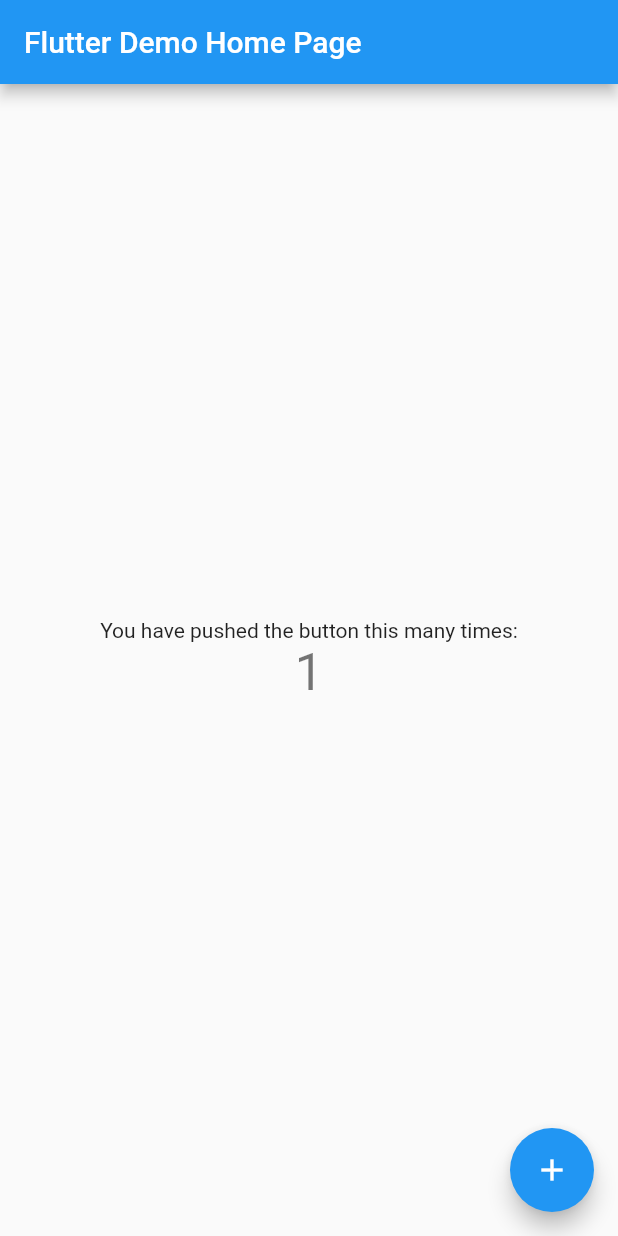
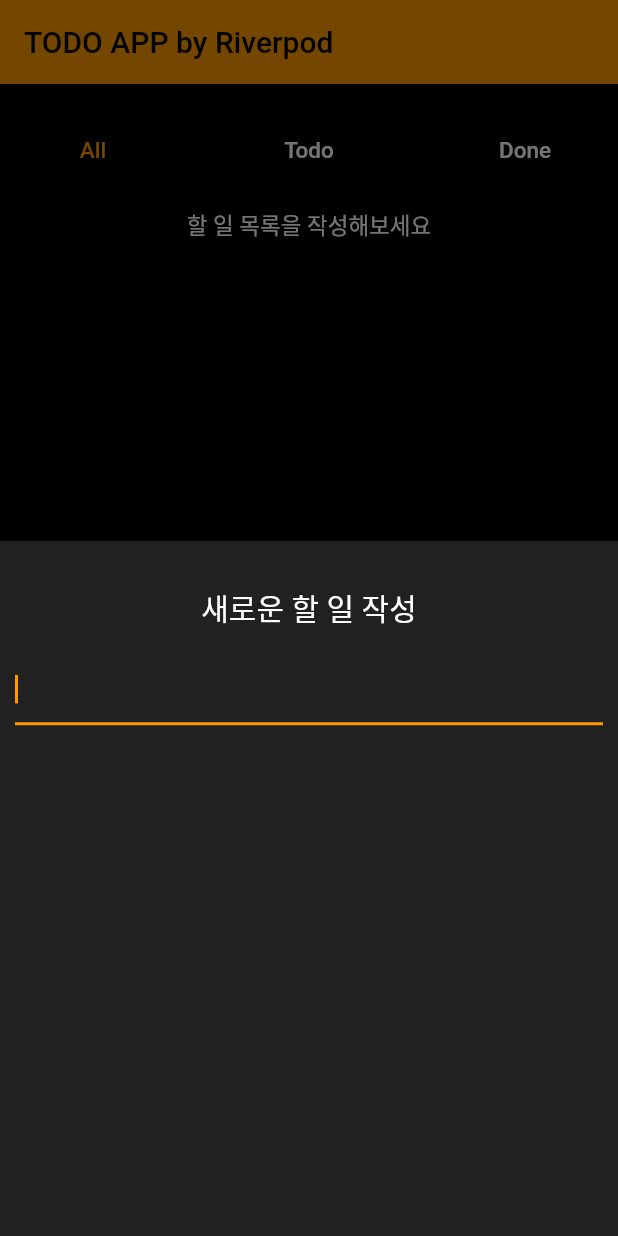
Before and after one commit to pendant-k/flutter_riverpod_todo_app, a Flutter app: the screen it shows after launch, after a tap on the "add" icon, on a phone screen of 412 x 824 dp. Run offline on Flutter 3.47's test engine with Material 2 defaults, Android fonts, the phone set to English and light mode, and no system bars; our stand-ins replace flutter_riverpod.

Commit message:
Version 1.0.0 commit

```diff
--- a/lib/main.dart
+++ b/lib/main.dart
@@ -1,7 +1,17 @@
+import 'dart:math';
+
 import 'package:flutter/material.dart';
+import 'package:flutter_riverpod/flutter_riverpod.dart';
+import 'package:riverpod_study/providers/todo_filter.dart';
+
+import 'providers/todos_notifier.dart';
 
 void main() {
-  runApp(const MyApp());
+  runApp(
+    const ProviderScope(
+      child: MyApp(),
+    ),
+  );
 }
 
 class MyApp extends StatelessWidget {
@@ -13,103 +23,185 @@ class MyApp extends StatelessWidget {
     return MaterialApp(
         title: 'Flutter Demo',
         theme: ThemeData(
-        // This is the theme of your application.
-        //
-        // Try running your application with "flutter run". You'll see the
-        // application has a blue toolbar. Then, without quitting the app, try
-        // changing the primarySwatch below to Colors.green and then invoke
-        // "hot reload" (press "r" in the console where you ran "flutter run",
-        // or simply save your changes to "hot reload" in a Flutter IDE).
-        // Notice that the counter didn't reset back to zero; the application
-        // is not restarted.
-        primarySwatch: Colors.blue,
+          primarySwatch: Colors.orange,
         ),
-      home: const MyHomePage(title: 'Flutter Demo Home Page'),
-    );
+        home: const MyWidget());
   }
 }
 
-class MyHomePage extends StatefulWidget {
-  const MyHomePage({super.key, required this.title});
-
-  // This widget is the home page of your application. It is stateful, meaning
-  // that it has a State object (defined below) that contains fields that affect
-  // how it looks.
-
-  // This class is the configuration for the state. It holds the values (in this
-  // case the title) provided by the parent (in this case the App widget) and
-  // used by the build method of the State. Fields in a Widget subclass are
-  // always marked "final".
-
-  final String title;
+class MyWidget extends ConsumerWidget {
+  const MyWidget({super.key});
 
   @override
-  State<MyHomePage> createState() => _MyHomePageState();
+  Widget build(BuildContext context, WidgetRef ref) {
+    final filter = ref.watch(todoFilterProvider);
+    final todos = ref.watch(todosProvider);
+    final filteredTodoProvider = Provider<List<Todo>>((ref) {
+      switch (filter) {
+        case TodoFilter.all:
+          return todos;
+        case TodoFilter.todo:
+          return todos.where((e) => !e.done).toList();
+        case TodoFilter.done:
+          return todos.where((e) => e.done).toList();
       }
+    });
 
-class _MyHomePageState extends State<MyHomePage> {
-  int _counter = 0;
+    final filteredTodos = ref.watch(filteredTodoProvider);
 
-  void _incrementCounter() {
-    setState(() {
-      // This call to setState tells the Flutter framework that something has
-      // changed in this State, which causes it to rerun the build method below
-      // so that the display can reflect the updated values. If we changed
-      // _counter without calling setState(), then the build method would not be
-      // called again, and so nothing would appear to happen.
-      _counter++;
-    });
-  }
-
-  @override
-  Widget build(BuildContext context) {
-    // This method is rerun every time setState is called, for instance as done
-    // by the _incrementCounter method above.
-    //
-    // The Flutter framework has been optimized to make rerunning build methods
-    // fast, so that you can just rebuild anything that needs updating rather
-    // than having to individually change instances of widgets.
     return Scaffold(
       appBar: AppBar(
-        // Here we take the value from the MyHomePage object that was created by
-        // the App.build method, and use it to set our appbar title.
-        title: Text(widget.title),
+        backgroundColor: Colors.orange,
+        title: const Text(
+          'TODO APP by Riverpod',
+          style: TextStyle(
+            color: Colors.black,
           ),
-      body: Center(
-        // Center is a layout widget. It takes a single child and positions it
-        // in the middle of the parent.
+        ),
+      ),
+      floatingActionButton: FloatingActionButton(
+        child: const Icon(
+          Icons.add,
+          size: 20,
+        ),
+        onPressed: () {
+          showModalBottomSheet(
+            backgroundColor: Colors.grey[900],
+            context: context,
+            builder: (context) => Padding(
+              padding: EdgeInsets.all(10.0),
               child: Column(
-          // Column is also a layout widget. It takes a list of children and
-          // arranges them vertically. By default, it sizes itself to fit its
-          // children horizontally, and tries to be as tall as its parent.
-          //
-          // Invoke "debug painting" (press "p" in the console, choose the
-          // "Toggle Debug Paint" action from the Flutter Inspector in Android
-          // Studio, or the "Toggle Debug Paint" command in Visual Studio Code)
-          // to see the wireframe for each widget.
-          //
-          // Column has various properties to control how it sizes itself and
-          // how it positions its children. Here we use mainAxisAlignment to
-          // center the children vertically; the main axis here is the vertical
-          // axis because Columns are vertical (the cross axis would be
-          // horizontal).
-          mainAxisAlignment: MainAxisAlignment.center,
-          children: <Widget>[
+                children: [
+                  const SizedBox(
+                    height: 20,
+                  ),
                   const Text(
-              'You have pushed the button this many times:',
+                    '새로운 할 일 작성',
+                    style: TextStyle(
+                      fontSize: 20,
+                      fontWeight: FontWeight.w500,
+                      color: Colors.white,
                     ),
-            Text(
-              '$_counter',
-              style: Theme.of(context).textTheme.headline4,
+                  ),
+                  const SizedBox(
+                    height: 15,
+                  ),
+                  TextField(
+                    autofocus: true,
+                    decoration: const InputDecoration(),
+                    onSubmitted: (value) {
+                      ref.read(todosProvider.notifier).addTodo(
+                            Todo(
+                                id: Random().nextInt(100).toString(),
+                                desc: value,
+                                done: false),
+                          );
+                    },
                   ),
                 ],
               ),
             ),
-      floatingActionButton: FloatingActionButton(
-        onPressed: _incrementCounter,
-        tooltip: 'Increment',
-        child: const Icon(Icons.add),
-      ), // This trailing comma makes auto-formatting nicer for build methods.
+          );
+        },
+      ),
+      body: Container(
+          color: Colors.black,
+          width: double.infinity,
+          child: Column(
+            children: [
+              const SizedBox(
+                height: 20,
+              ),
+              Padding(
+                padding: const EdgeInsets.symmetric(horizontal: 30.0),
+                child: Row(
+                  mainAxisAlignment: MainAxisAlignment.spaceBetween,
+                  children: [
+                    TextButton(
+                      onPressed: () {
+                        ref.read(todoFilterProvider.notifier).clearFilter();
+                      },
+                      child: Text(
+                        'All',
+                        style: TextStyle(
+                          fontSize: 15,
+                          color: ref.watch(todoFilterProvider) == TodoFilter.all
+                              ? Colors.orange
+                              : Colors.white,
+                        ),
+                      ),
+                    ),
+                    TextButton(
+                      onPressed: () {
+                        ref.read(todoFilterProvider.notifier).showTodo();
+                      },
+                      child: Text(
+                        'Todo',
+                        style: TextStyle(
+                          fontSize: 15,
+                          color:
+                              ref.watch(todoFilterProvider) == TodoFilter.todo
+                                  ? Colors.orange
+                                  : Colors.white,
+                        ),
+                      ),
+                    ),
+                    TextButton(
+                      onPressed: () {
+                        ref.read(todoFilterProvider.notifier).showDone();
+                      },
+                      child: Text(
+                        'Done',
+                        style: TextStyle(
+                          fontSize: 15,
+                          color:
+                              ref.watch(todoFilterProvider) == TodoFilter.done
+                                  ? Colors.orange
+                                  : Colors.white,
+                        ),
+                      ),
+                    ),
+                  ],
+                ),
+              ),
+              if (filteredTodos.isNotEmpty)
+                Expanded(
+                  child: ListView.builder(
+                    itemCount: filteredTodos.length,
+                    itemBuilder: (context, idx) {
+                      return Container(
+                        color: Colors.grey[900],
+                        child: CheckboxListTile(
+                            title: Text(
+                              filteredTodos[idx].desc,
+                              style: const TextStyle(
+                                fontSize: 15,
+                                color: Colors.white,
+                              ),
+                            ),
+                            value: filteredTodos[idx].done,
+                            onChanged: (_) {
+                              ref
+                                  .read(todosProvider.notifier)
+                                  .toggle(filteredTodos[idx].id);
+                            }),
+                      );
+                    },
+                  ),
+                ),
+              if (todos.isEmpty)
+                const Padding(
+                  padding: EdgeInsets.only(top: 15.0),
+                  child: Text(
+                    '할 일 목록을 작성해보세요',
+                    style: TextStyle(
+                      fontSize: 15,
+                      color: Colors.white,
+                    ),
+                  ),
+                )
+            ],
+          )),
     );
   }
 }
--- /dev/null
+++ b/lib/providers/todo_filter.dart
@@ -0,0 +1,38 @@
+import 'package:flutter_riverpod/flutter_riverpod.dart';
+
+// State for current focused Filter
+
+// define TodoFilter enum type
+enum TodoFilter {
+  all,
+  todo,
+  done,
+}
+
+// state 값을 저장하고, 수정하기위해 StateNotifierProvider를 활용한다.
+// TodoFilter 값을 저장하는 StateNotifier
+class TodoFilterNotifier extends StateNotifier<TodoFilter> {
+  // set init value
+  TodoFilterNotifier() : super(TodoFilter.all);
+
+  // state 값을 수정하기위한 methods (notifier)
+
+  clearFilter() {
+    state = TodoFilter.all;
+  }
+
+  showTodo() {
+    state = TodoFilter.todo;
+  }
+
+  showDone() {
+    state = TodoFilter.done;
+  }
+}
+
+// 위에서 작성한 코드를 베이스로 Provider object를 생성한다.
+// 현재 포커싱된 필터가 무엇인지에 대한 state를 가진 Provider이다.
+final todoFilterProvider =
+    StateNotifierProvider<TodoFilterNotifier, TodoFilter>(
+  (ref) => TodoFilterNotifier(),
+);
--- /dev/null
+++ b/lib/providers/todos_notifier.dart
@@ -0,0 +1,62 @@
+import 'package:flutter/material.dart';
+import 'package:flutter_riverpod/flutter_riverpod.dart';
+
+// immutable 속성의 todo data class 생성
+@immutable
+class Todo {
+  final String id;
+  final String desc;
+  final bool done;
+
+  const Todo({
+    required this.id,
+    required this.desc,
+    required this.done,
+  });
+
+  // immutable하지만 업데이트를 위해서 copyWith method 만들기
+
+  Todo copyWith({
+    String? id,
+    String? desc,
+    bool? done,
+  }) {
+    return Todo(
+      id: id ?? this.id,
+      desc: desc ?? this.desc,
+      done: done ?? this.done,
+    );
+  }
+}
+
+// 현재 저장된 할 일 목록을 저장해두는 StateNotifierProvider
+class TodosNotifier extends StateNotifier<List<Todo>> {
+  // initial value 지정 -> []
+  TodosNotifier() : super([]);
+
+  // Add new Todo to state
+  void addTodo(Todo newTodo) {
+    // We don't need to use some functions like notifyListeners()
+    state = [...state, newTodo];
+  }
+
+  // remove exist Todo from state
+  void removeTodo(String id) {
+    state = [
+      for (final todo in state)
+        if (todo.id != id) todo,
+    ];
+  }
+
+  void toggle(String id) {
+    state = [
+      for (final todo in state)
+        if (todo.id == id) todo.copyWith(done: !todo.done)
+    ];
+  }
+}
+
+// StateNotifier값을 제공하는 provider 객체 생성
+final todosProvider = StateNotifierProvider<TodosNotifier, List<Todo>>((ref) {
+  return TodosNotifier();
+});
--- a/pubspec.yaml
+++ b/pubspec.yaml
@@ -31,6 +31,7 @@ environment:
 dependencies:
   flutter:
     sdk: flutter
+  flutter_riverpod: ^2.1.1
 
 
   # The following adds the Cupertino Icons font to your application.
```
Also changed, not shown: lib/page/todos/view.dart (added), pubspec.lock, 61 other files. Lines whose indentation alone changed are shown as unchanged.
